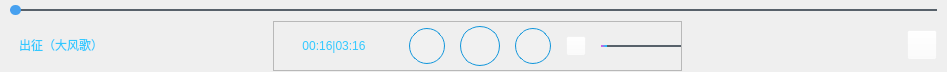
Qt form VideoPlayer/videomodels/FloatPlayCtl.ui (huizhang556/pc-video-player) before a commit.
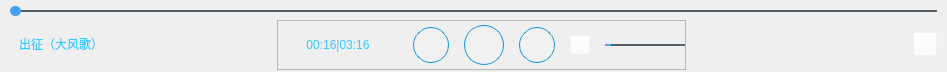
The same form after that commit. Icons and pictures are not drawn.

The edit to the form file:
```diff
--- a/VideoPlayer/videomodels/FloatPlayCtl.ui
+++ b/VideoPlayer/videomodels/FloatPlayCtl.ui
@@ -32,7 +32,7 @@
    <item>
     <layout class="QVBoxLayout" name="verticalLayout">
      <property name="spacing">
-      <number>2</number>
+      <number>0</number>
      </property>
      <item>
       <widget class="QSlider" name="horizontalSlider_playProgress">
@@ -473,14 +473,14 @@
         <widget class="QPushButton" name="pushButton_fullScreen">
          <property name="minimumSize">
           <size>
-           <width>30</width>
-           <height>30</height>
+           <width>24</width>
+           <height>24</height>
           </size>
          </property>
          <property name="maximumSize">
           <size>
-           <width>30</width>
-           <height>30</height>
+           <width>24</width>
+           <height>24</height>
           </size>
          </property>
          <property name="styleSheet">
```
